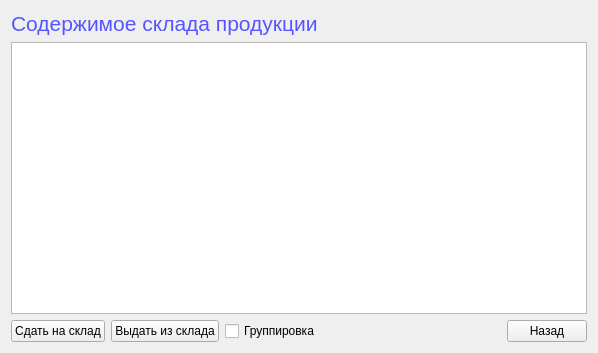
First picture: the form in stockforma.ui, repository Lelius/protyazhka, before the edit.
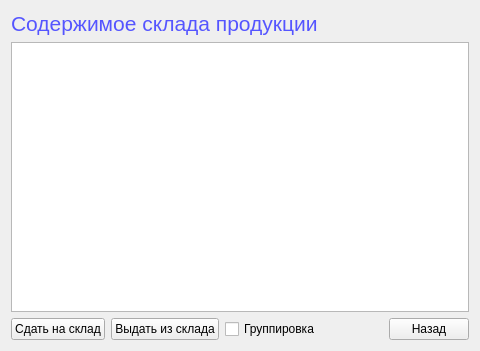
Second picture: the form after the edit.

Commit message: Оформил дизайн двух форм CostStockForma и CostWorkForma. Добавил им по заглавию, по tableView и по три кнопки.

Patch:
```diff
--- a/stockforma.ui
+++ b/stockforma.ui
@@ -6,8 +6,8 @@
    <rect>
     <x>0</x>
     <y>0</y>
-    <width>598</width>
-    <height>353</height>
+    <width>480</width>
+    <height>351</height>
    </rect>
   </property>
   <property name="windowTitle">
```
The commit also changes 3 other files.
